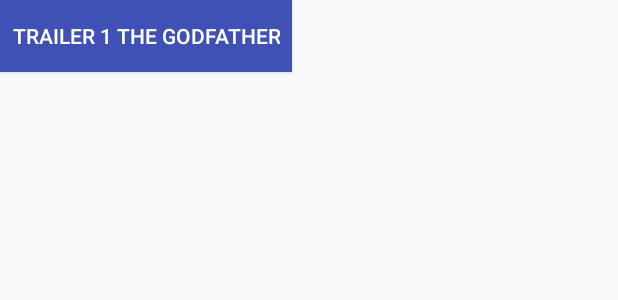
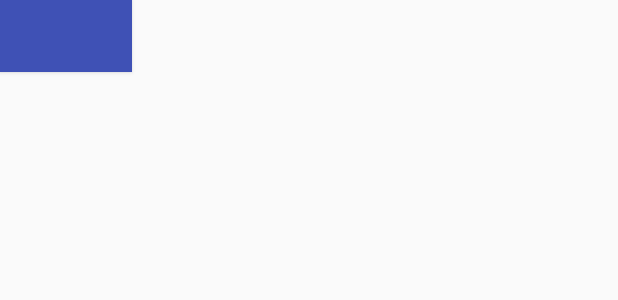
Before and after one commit to silkster87/PopularMovies, an Android app: the layout trailer_item.xml on its own in the app's theme, with its tools: preview values and no code run, on a phone screen of 412 x 824 dp. Shown: the top 300 px of the screen. Run offline under Robolectric (Android 15) with nearby library versions, the phone set to English and light mode, and no system bars.

Commit message:
removed hardcoded strings

```diff
--- a/app/src/main/res/layout/reviews_item.xml
+++ b/app/src/main/res/layout/reviews_item.xml
@@ -11,7 +11,7 @@
         android:textSize="20sp"
         android:layout_marginTop="8dp"
         android:layout_marginLeft="8dp"
-        android:text="James Bond"/>
+        />
 
     <me.biubiubiu.justifytext.library.JustifyTextView
         android:id="@+id/review_content"
@@ -24,6 +24,6 @@
         android:layout_height="wrap_content"
         android:textSize="16sp"
         android:textStyle="italic"
-        android:text="This film is very good but a few bloopers."/>
+        />
 
 </android.support.constraint.ConstraintLayout>
--- a/app/src/main/res/layout/trailer_item.xml
+++ b/app/src/main/res/layout/trailer_item.xml
@@ -10,7 +10,6 @@
         android:layout_height="wrap_content"
         android:background="@color/colorPrimary"
         android:layout_marginLeft="8dp"
-        android:text="Trailer 1 The Godfather"
         android:paddingLeft="8dp"
         android:paddingRight="8dp"
         android:textColor="#fff"/>
```
